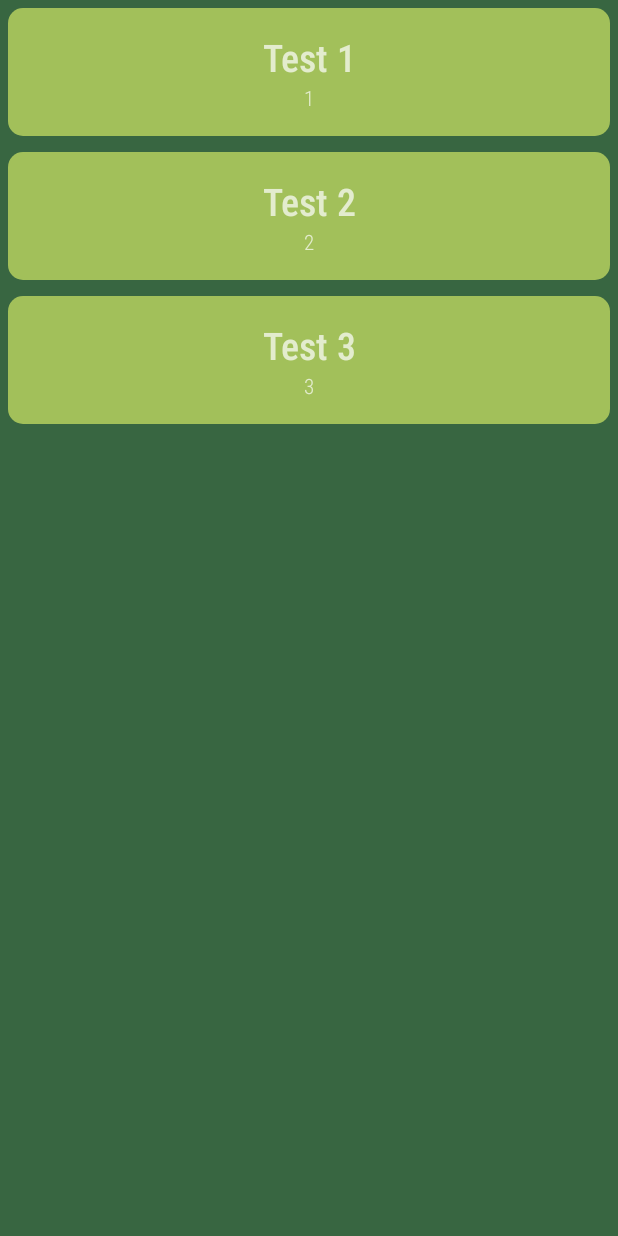
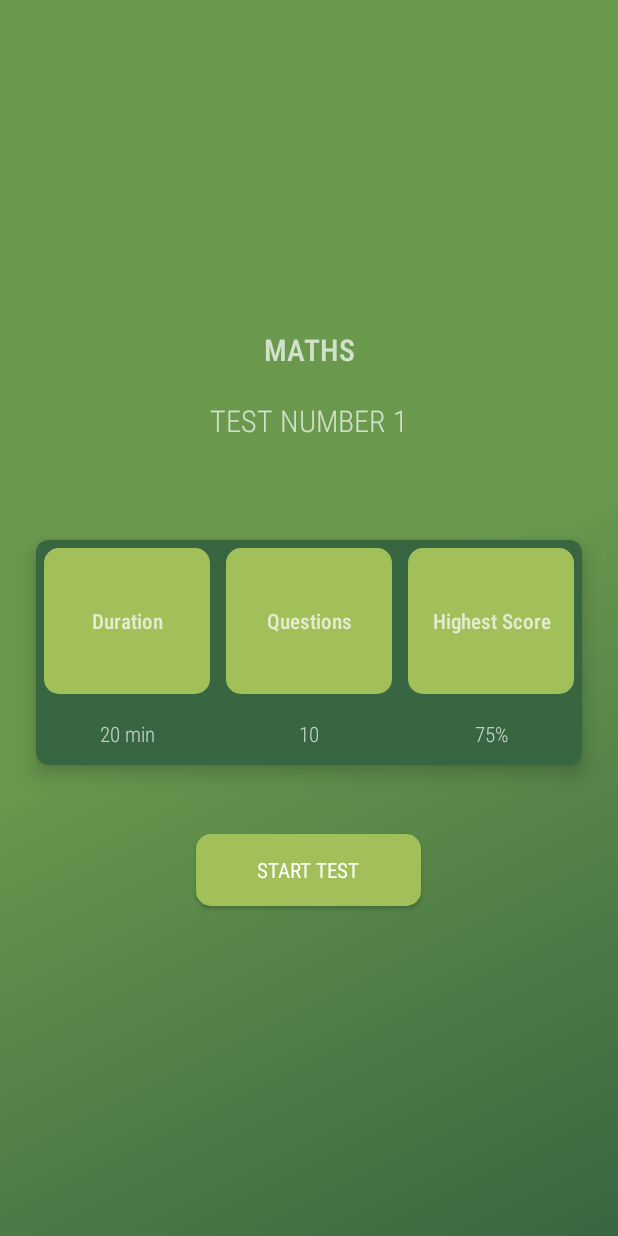
Before and after one commit to heavykenny/charismaticapp, an Android app: the TestListActivity screen opened directly, with no data from a screen before it, after a tap on "Test 1", on a phone screen of 412 x 824 dp. Run offline under Robolectric (Android 15) with nearby library versions, the phone set to English and light mode, and no system bars.

Commit message:
implementing start test

```diff
--- a/app/src/main/AndroidManifest.xml
+++ b/app/src/main/AndroidManifest.xml
@@ -12,6 +12,9 @@
         android:supportsRtl="true"
         android:theme="@style/Theme.AppCompat.NoActionBar"
         tools:targetApi="31">
+        <activity
+            android:name=".ui.StartQuestionActivity"
+            android:exported="false" />
         <activity
             android:name=".ui.TestListActivity"
             android:exported="false" />
--- a/app/src/main/java/com/example/charismaticapp/adapters/TestListRecyclerViewAdapter.java
+++ b/app/src/main/java/com/example/charismaticapp/adapters/TestListRecyclerViewAdapter.java
@@ -11,12 +11,15 @@ import androidx.annotation.NonNull;
 import androidx.recyclerview.widget.RecyclerView;
 
 import com.example.charismaticapp.R;
+import com.example.charismaticapp.ui.OtherActivity;
+import com.example.charismaticapp.ui.StartQuestionActivity;
 
 import java.util.List;
 
 public class TestListRecyclerViewAdapter extends RecyclerView.Adapter<TestListRecyclerViewAdapter.ViewHolder> {
     List<TestListData> list;
     Context context;
+    StartQuestionActivity startQuestionActivity = new StartQuestionActivity();
 
     public TestListRecyclerViewAdapter(List<TestListData> data, Application application) {
         this.list = data;
@@ -55,7 +58,8 @@ public class TestListRecyclerViewAdapter extends RecyclerView.Adapter<TestListRe
         @Override
         public void onClick(View v) {
             int position = getBindingAdapterPosition();
-
+            int itemName = list.get(position).count;
+            startQuestionActivity.startQuiz(itemName, context);
         }
     }
 }
--- /dev/null
+++ b/app/src/main/java/com/example/charismaticapp/ui/StartQuestionActivity.java
@@ -0,0 +1,31 @@
+package com.example.charismaticapp.ui;
+
+import androidx.appcompat.app.AppCompatActivity;
+
+import android.content.Context;
+import android.content.Intent;
+import android.os.Bundle;
+
+import com.example.charismaticapp.R;
+
+public class StartQuestionActivity extends AppCompatActivity {
+
+    @Override
+    protected void onCreate(Bundle savedInstanceState) {
+        super.onCreate(savedInstanceState);
+        setContentView(R.layout.activity_start_question);
+    }
+
+    public void startQuiz(int itemName, Context context) {
+
+        switch (itemName) {
+            case 1:
+                Intent intent = new Intent(context, StartQuestionActivity.class);
+                intent.addFlags(Intent.FLAG_ACTIVITY_NEW_TASK);
+                context.startActivity(intent);
+                break;
+            default:
+                break;
+        }
+    }
+}
--- /dev/null
+++ b/app/src/main/res/layout/activity_start_question.xml
@@ -0,0 +1,148 @@
+<?xml version="1.0" encoding="utf-8"?>
+<LinearLayout xmlns:android="http://schemas.android.com/apk/res/android"
+    xmlns:tools="http://schemas.android.com/tools"
+    android:layout_width="match_parent"
+    android:layout_height="match_parent"
+    android:background="@drawable/background1"
+    android:gravity="center"
+    android:orientation="vertical"
+    tools:context=".ui.StartQuestionActivity">
+
+    <TextView
+        android:layout_width="match_parent"
+        android:layout_height="wrap_content"
+        android:layout_marginBottom="20dp"
+        android:fontFamily="sans-serif-condensed-light"
+        android:gravity="center"
+        android:text="Maths"
+        android:textAllCaps="true"
+        android:textSize="20sp"
+        android:textStyle="bold" />
+
+    <TextView
+        android:layout_width="match_parent"
+        android:layout_height="wrap_content"
+        android:layout_marginBottom="40dp"
+        android:fontFamily="sans-serif-condensed-light"
+        android:gravity="center"
+        android:text="Test Number 1"
+        android:textAllCaps="true"
+        android:textSize="20sp" />
+
+    <androidx.cardview.widget.CardView xmlns:app="http://schemas.android.com/apk/res-auto"
+        android:layout_width="match_parent"
+        android:layout_height="wrap_content"
+        android:layout_margin="16dp"
+        android:translationZ="3dp"
+        app:cardBackgroundColor="@color/hunter_green"
+        app:cardCornerRadius="8dp"
+        app:cardElevation="5dp"
+        app:cardUseCompatPadding="true">
+
+        <LinearLayout
+            android:layout_width="match_parent"
+            android:layout_height="150dp"
+            android:gravity="center"
+            android:orientation="horizontal">
+
+            <LinearLayout
+                android:layout_width="0dp"
+                android:layout_height="match_parent"
+                android:layout_weight="1"
+                android:orientation="vertical">
+
+                <TextView
+                    android:id="@+id/a_view"
+                    android:layout_width="match_parent"
+                    android:layout_height="0dp"
+                    android:layout_margin="5dp"
+                    android:layout_weight="70"
+                    android:background="@drawable/rounded_button"
+                    android:fontFamily="sans-serif-condensed-light"
+                    android:gravity="center"
+                    android:text="Duration"
+                    android:textStyle="bold" />
+
+                <TextView
+                    android:id="@+id/a_score"
+                    android:layout_width="match_parent"
+                    android:layout_height="0dp"
+                    android:layout_weight="30"
+                    android:fontFamily="sans-serif-condensed-light"
+                    android:gravity="center"
+                    android:text="20 min" />
+
+            </LinearLayout>
+
+            <LinearLayout
+                android:layout_width="0dp"
+                android:layout_height="match_parent"
+                android:layout_weight="1"
+                android:orientation="vertical">
+
+                <TextView
+                    android:id="@+id/b_view"
+                    android:layout_width="match_parent"
+                    android:layout_height="0dp"
+                    android:layout_margin="5dp"
+                    android:layout_weight="70"
+                    android:background="@drawable/rounded_button"
+                    android:fontFamily="sans-serif-condensed-light"
+                    android:gravity="center"
+                    android:text="Questions"
+                    android:textStyle="bold" />
+
+                <TextView
+                    android:id="@+id/b_score"
+                    android:layout_width="match_parent"
+                    android:layout_height="0dp"
+                    android:layout_weight="30"
+                    android:fontFamily="sans-serif-condensed-light"
+                    android:gravity="center"
+                    android:text="10" />
+
+            </LinearLayout>
+
+            <LinearLayout
+                android:layout_width="0dp"
+                android:layout_height="match_parent"
+                android:layout_weight="1"
+                android:orientation="vertical">
+
+                <TextView
+                    android:id="@+id/c_view"
+                    android:layout_width="match_parent"
+                    android:layout_height="0dp"
+                    android:layout_margin="5dp"
+                    android:layout_weight="70"
+                    android:background="@drawable/rounded_button"
+                    android:fontFamily="sans-serif-condensed-light"
+                    android:gravity="center"
+                    android:text="Highest Score"
+                    android:textStyle="bold" />
+
+                <TextView
+                    android:id="@+id/c_score"
+                    android:layout_width="match_parent"
+                    android:layout_height="0dp"
+                    android:layout_weight="30"
+                    android:fontFamily="sans-serif-condensed-light"
+                    android:gravity="center"
+                    android:text="75%" />
+
+            </LinearLayout>
+
+        </LinearLayout>
+
+
+    </androidx.cardview.widget.CardView>
+
+    <Button
+        android:layout_width="150dp"
+        android:layout_height="wrap_content"
+        android:layout_marginTop="20dp"
+        android:background="@drawable/rounded_button"
+        android:fontFamily="sans-serif-condensed"
+        android:text="Start Test" />
+
+</LinearLayout>
```
